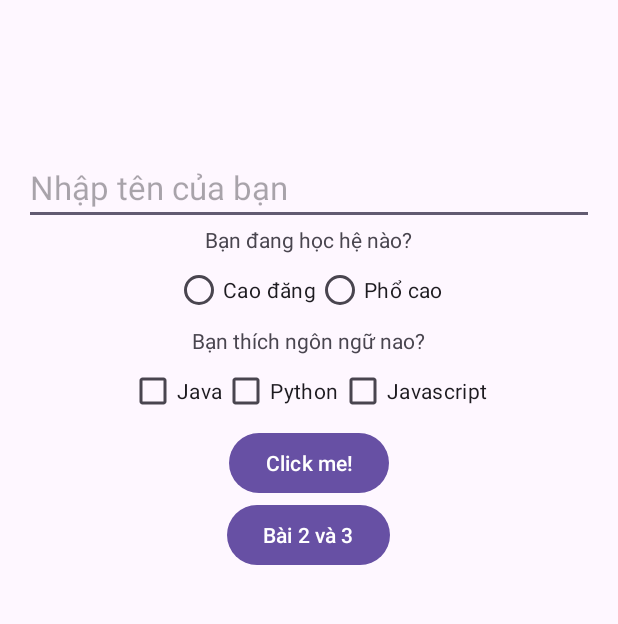
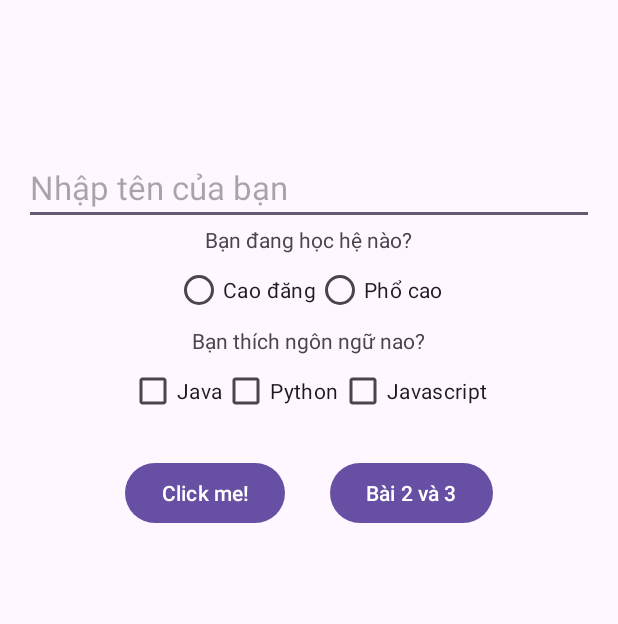
Before and after one commit to tuando18/Lab2_PH31763, an Android app: the screen it shows after launch (MainActivity), on a phone screen of 412 x 824 dp, the part 188-812 px from its top. Run offline under Robolectric (Android 15) with nearby library versions, the phone set to English and light mode, and no system bars.

Commit message:
Code lab 2

```diff
--- a/app/src/main/res/layout/activity_main.xml
+++ b/app/src/main/res/layout/activity_main.xml
@@ -69,7 +69,10 @@
             android:layout_height="wrap_content"
             android:text="Javascript"/>
     </LinearLayout>
-
+    <LinearLayout
+        android:layout_width="wrap_content"
+        android:layout_height="wrap_content"
+        android:padding="20dp">
     <Button
         android:id="@+id/btn_click"
         android:layout_width="wrap_content"
@@ -80,8 +83,9 @@
         android:id="@+id/btn_bai23"
         android:layout_width="wrap_content"
         android:layout_height="wrap_content"
+        android:layout_marginStart="30dp"
         android:text="Bài 2 và 3" />
-
+    </LinearLayout>
     <TextView
         android:layout_width="wrap_content"
         android:layout_height="wrap_content"
```
